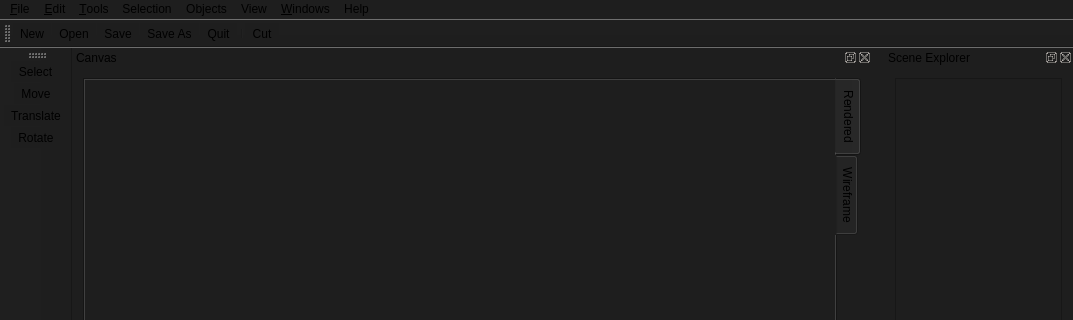
Before: the Qt Designer form Morph/mainwindow.ui in wazery/Morph-SDK, drawn with Qt 5; both pictures show x 0 to 1073 and y 0 to 320 of the 1073 by 777 pixel window.
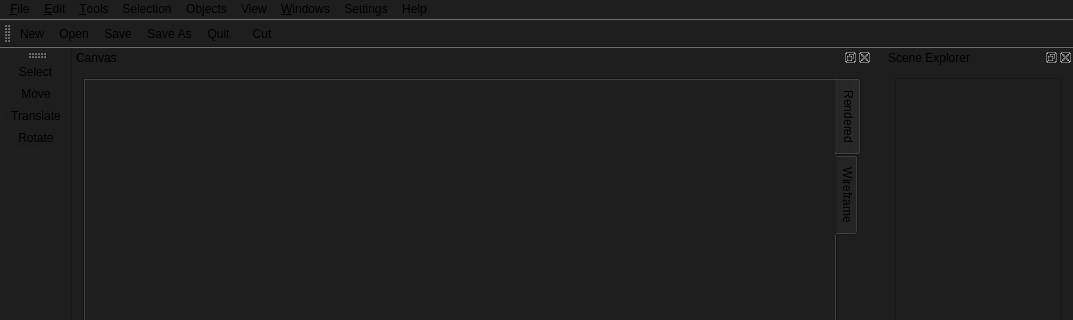
After: the same form once the commit is applied. The open tabs and pages were chosen to show the change. Icons and pictures are not drawn. Custom widgets are drawn as their Qt base class.

Commit message: Added settings dialog, and add mesh facility

```diff
--- a/Morph/mainwindow.ui
+++ b/Morph/mainwindow.ui
@@ -115,6 +115,12 @@
     </property>
     <addaction name="actionAbout_Morph"/>
    </widget>
+   <widget class="QMenu" name="menuSettings">
+    <property name="title">
+     <string>Settings</string>
+    </property>
+    <addaction name="actionConfigure_Editor"/>
+   </widget>
    <addaction name="menuFile"/>
    <addaction name="menuEdit"/>
    <addaction name="menuTools"/>
@@ -122,6 +128,7 @@
    <addaction name="menuObjects"/>
    <addaction name="menuView"/>
    <addaction name="menuWindows"/>
+   <addaction name="menuSettings"/>
    <addaction name="menuHelp"/>
   </widget>
   <widget class="QToolBar" name="mainToolBar">
```
Left out of the diff: 16 changed lines with no effect on the pictures. The commit also changes 8 other files.
